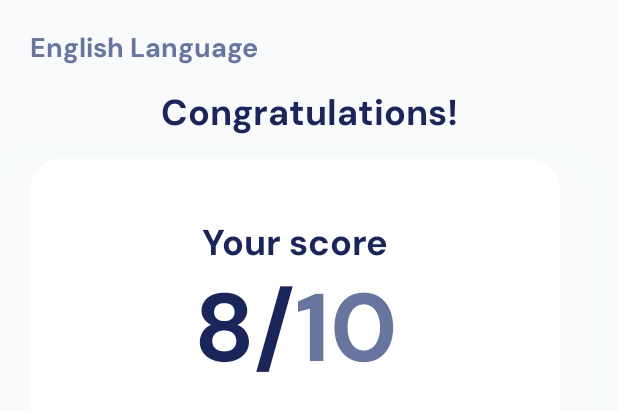
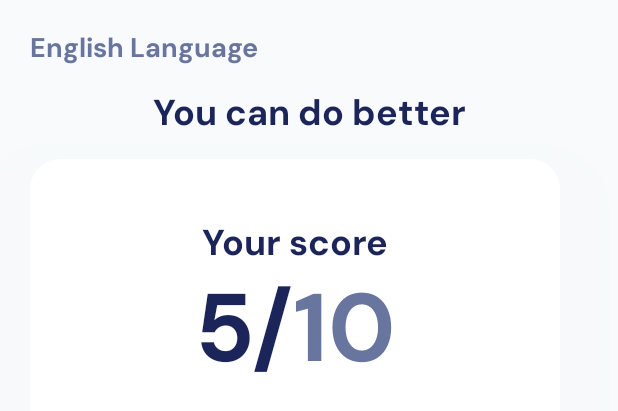
Before and after one commit to ElikplimSunu/Vizium, an Android app built with Jetpack Compose: the @Preview function QuizResultScreenPreview, on a phone screen of 412 x 824 dp. Shown: the top 411 px of the screen. Run offline under Robolectric (Android 15) with nearby library versions, the phone set to English and light mode, and no system bars.

Commit message:
Minor text changes

```diff
--- a/app/src/main/java/com/sunueric/prototype1/ui/composables/QuizResultComposable.kt
+++ b/app/src/main/java/com/sunueric/prototype1/ui/composables/QuizResultComposable.kt
@@ -31,7 +31,7 @@ import com.sunueric.prototype1.ui.theme.dmSans
 
 @Composable
 fun QuizResultScreen() {
-    val score = 8
+    val score = 5
 
     Column(
         modifier = Modifier
--- a/app/src/main/java/com/sunueric/prototype1/ui/composables/RippleLoadingAnimation.kt
+++ b/app/src/main/java/com/sunueric/prototype1/ui/composables/RippleLoadingAnimation.kt
@@ -1,3 +1,4 @@
+
 package com.sunueric.prototype1.ui.composables
 
 import androidx.compose.animation.core.animateFloatAsState
--- a/app/src/main/java/com/sunueric/prototype1/ui/utils/Navigation.kt
+++ b/app/src/main/java/com/sunueric/prototype1/ui/utils/Navigation.kt
@@ -67,7 +67,7 @@ fun BottomNavGraph(
 ) {
     NavHost(
         navController = navController,
-        startDestination = Screens.SpashScreen.route
+        startDestination = Screens.SplashScreen.route
     ) {
 
         composable(route = Screens.Grades.route)
@@ -93,7 +93,7 @@ fun BottomNavGraph(
         {
             CoursesScreen(navController = navController, viewModel = viewModel)
         }
-        composable(route = Screens.SpashScreen.route)
+        composable(route = Screens.SplashScreen.route)
         {
             SplashScreen(navController)
         }
--- a/app/src/main/java/com/sunueric/prototype1/ui/utils/Screens.kt
+++ b/app/src/main/java/com/sunueric/prototype1/ui/utils/Screens.kt
@@ -1,7 +1,7 @@
 package com.sunueric.prototype1.ui.utils
 
 sealed class Screens(val route: String) {
-    object SpashScreen : Screens("splash_screen")
+    object SplashScreen : Screens("splash_screen")
     object Grades : Screens("grades_screen")
     object Courses : Screens("courses_screen")
     object Topics : Screens("topics_screen")
--- a/app/src/main/res/values/strings.xml
+++ b/app/src/main/res/values/strings.xml
@@ -1,3 +1,3 @@
 <resources>
-    <string name="app_name">Prototype 1</string>
+    <string name="app_name">Vizium Prototype 1</string>
 </resources>
--- a/gradle/libs.versions.toml
+++ b/gradle/libs.versions.toml
@@ -1,10 +1,10 @@
 [versions]
-agp = "8.2.0-alpha14"
+agp = "8.2.0-alpha15"
 apache-pdfbox = "2.0.27"
 constraintlayout-compose = "1.1.0-alpha11"
 github-android-pdf-viewer = "3.2.0-beta.1"
 github-pdfbox-android = "1.8.16.0"
-gradle = "8.2.0-alpha14"
+gradle = "8.2.0-alpha15"
 itextg = "5.5.10"
 kotlin = "1.8.10"
 core-ktx = "1.10.1"
```
